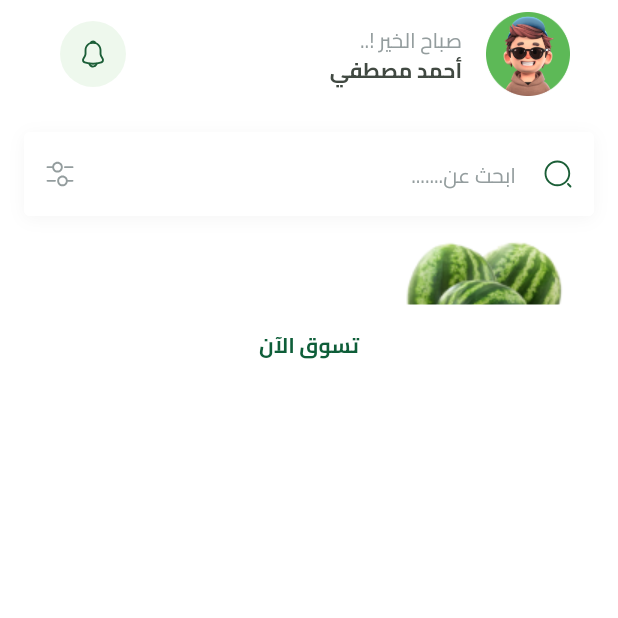
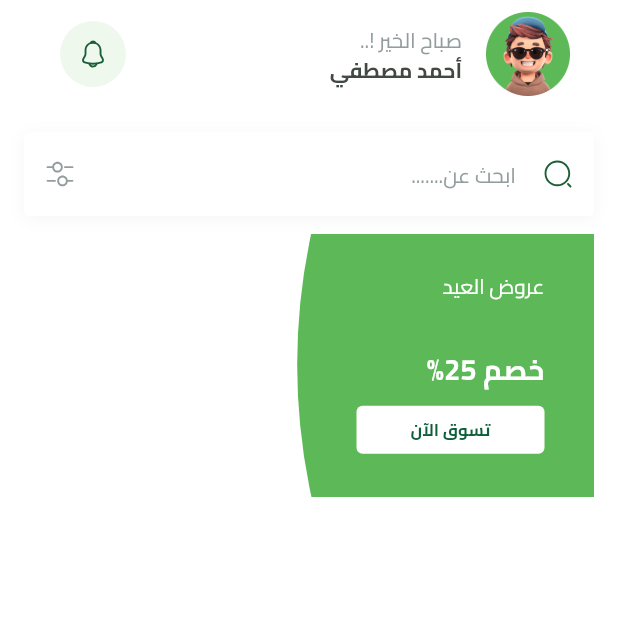
Before and after one commit to youssef336/Fruits_Hub, a Flutter app: the HomeView screen opened by its route, on a phone screen of 412 x 824 dp, the top half of it. Run offline on Flutter 3.47's test engine with Material 3 defaults, Android fonts, the phone set to English and light mode, and no system bars; our stand-ins replace bloc, cloud_firestore, dartz, dots_indicator, firebase_auth, firebase_core and 7 more; missing offline and left inert: flutter_facebook_auth; accounts and stored records are empty.

Commit message:
feat: remove Cairo font files and update pubspec.yaml to use flutter_svg_provider; adjust font asset paths and button styles in FeatureHomeItem and FeatureHomeItemButtom

```diff
--- a/lib/features/home/presentation/views/widgets/feature_home_item.dart
+++ b/lib/features/home/presentation/views/widgets/feature_home_item.dart
@@ -1,41 +1,65 @@
 import 'package:flutter/material.dart';
-import 'package:flutter_svg/flutter_svg.dart';
+import 'package:flutter_svg_provider/flutter_svg_provider.dart' as svg;
 import 'package:fruits_hub_app/core/utils/app_images.dart';
 import 'package:fruits_hub_app/core/utils/text_styles.dart';
 import 'package:fruits_hub_app/features/home/presentation/views/widgets/feature_home_item_buttom.dart';
 import 'package:fruits_hub_app/generated/l10n.dart';
+import 'package:fruits_hub_app/main.dart';
 
 class FeatureHomeItem extends StatelessWidget {
   const FeatureHomeItem({super.key});
 
   @override
   Widget build(BuildContext context) {
+    var itemwidth = MediaQuery.of(context).size.width;
     return SizedBox(
-      width: MediaQuery.of(context).size.width,
+      width: itemwidth,
+      child: AspectRatio(
+        aspectRatio: 342 / 158,
         child: Stack(
           children: [
             Image.asset(Assets.imagesWatermelonTest),
             Container(
+              width: itemwidth * 0.5,
+              decoration: BoxDecoration(
+                image: DecorationImage(
+                  image: svg.Svg(Assets.imagesFeaturedItemBackground),
+                  fit: BoxFit.fill,
+                ),
+              ),
+
+              child: Padding(
+                padding:
+                    isArabic()
+                        ? const EdgeInsets.only(left: 0, right: 33)
+                        : const EdgeInsets.only(left: 33, right: 0),
                 child: Column(
+                  crossAxisAlignment: CrossAxisAlignment.start,
                   children: [
+                    const SizedBox(height: 25),
                     Text(
                       S.of(context).Home_view_feature_home_item_first_text,
                       style: AppTextStyles.cairoRegular.copyWith(
                         color: Colors.white,
                       ),
                     ),
+                    Spacer(),
                     Text(
                       S.of(context).Home_view_feature_home_item_second_text,
                       style: AppTextStyles.cairoBold19.copyWith(
                         color: Colors.white,
                       ),
                     ),
+                    SizedBox(height: 11),
                     FeatureHomeItemButtom(onPressed: () {}),
+                    const SizedBox(height: 29),
                   ],
+                ),
               ),
             ),
           ],
         ),
+      ),
     );
   }
 }
--- a/lib/features/home/presentation/views/widgets/feature_home_item_buttom.dart
+++ b/lib/features/home/presentation/views/widgets/feature_home_item_buttom.dart
@@ -9,19 +9,22 @@
   @override
   Widget build(BuildContext context) {
     return SizedBox(
-      height: 54,
-      width: double.infinity,
+      height: 32,
+
       child: TextButton(
         style: TextButton.styleFrom(
           backgroundColor: Colors.white,
-          shape: RoundedRectangleBorder(
-            borderRadius: BorderRadius.circular(16),
-          ),
+          shape: RoundedRectangleBorder(borderRadius: BorderRadius.circular(4)),
         ),
         onPressed: onPressed,
-        child: Text(
-          S.of(context).Home_view_feature_home_item_third_text,
-          style: AppTextStyles.cairoBold.copyWith(color: KprimaryColor),
+        child: Padding(
+          padding: const EdgeInsets.symmetric(horizontal: 24),
+          child: FittedBox(
+            child: Text(
+              S.of(context).Home_view_feature_home_item_third_text,
+              style: AppTextStyles.cairoBold.copyWith(color: KprimaryColor),
+            ),
+          ),
         ),
       ),
     );
--- a/lib/main.dart
+++ b/lib/main.dart
@@ -39,7 +39,6 @@
       locale: const Locale("ar"),
       title: 'Fruits Hub',
       theme: ThemeData(
-        fontFamily: 'Cairo',
         scaffoldBackgroundColor: Colors.white,
         colorScheme: ColorScheme.fromSeed(seedColor: KprimaryColor),
         useMaterial3: true,
```
Also changed, not shown: pubspec.yaml (+7 -5 lines), Fonts/Cairo-Bold.ttf (deleted), Fonts/Cairo-Medium.ttf (deleted), Fonts/Cairo-Regular.ttf (deleted), Fonts/Cairo-SemiBold.ttf (deleted), pubspec.lock. Lines whose indentation alone changed are shown as unchanged.
